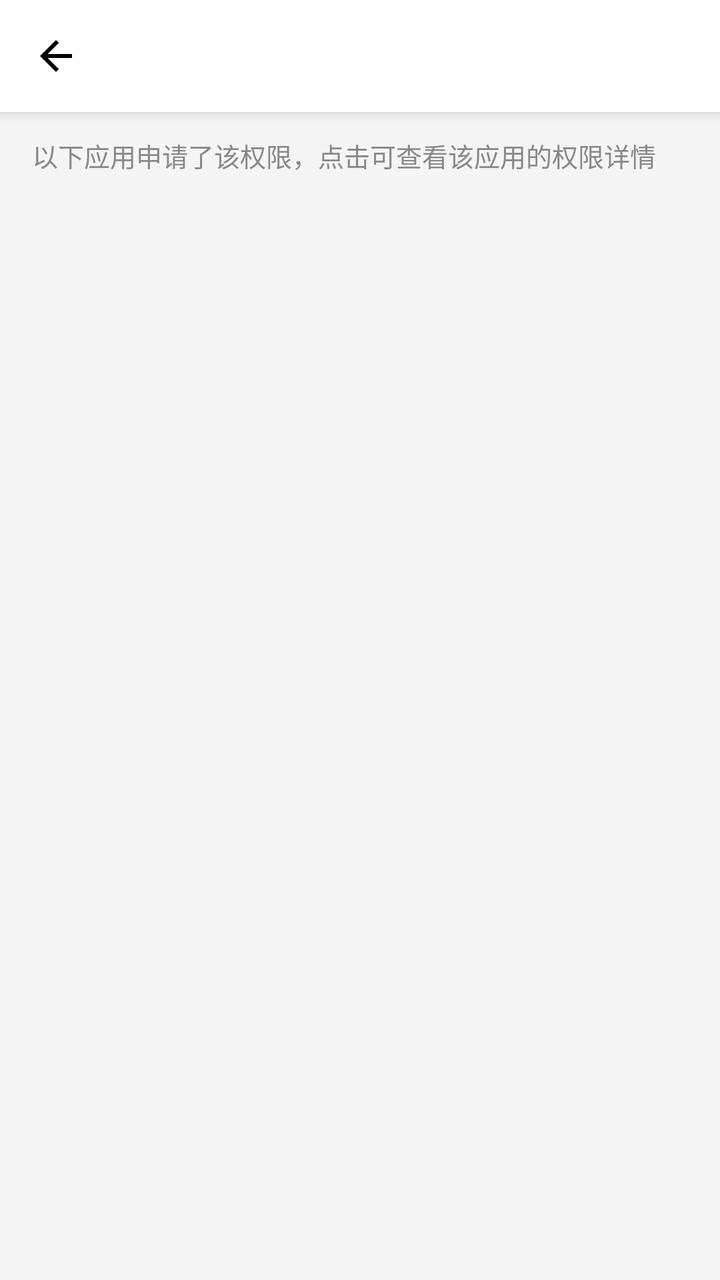
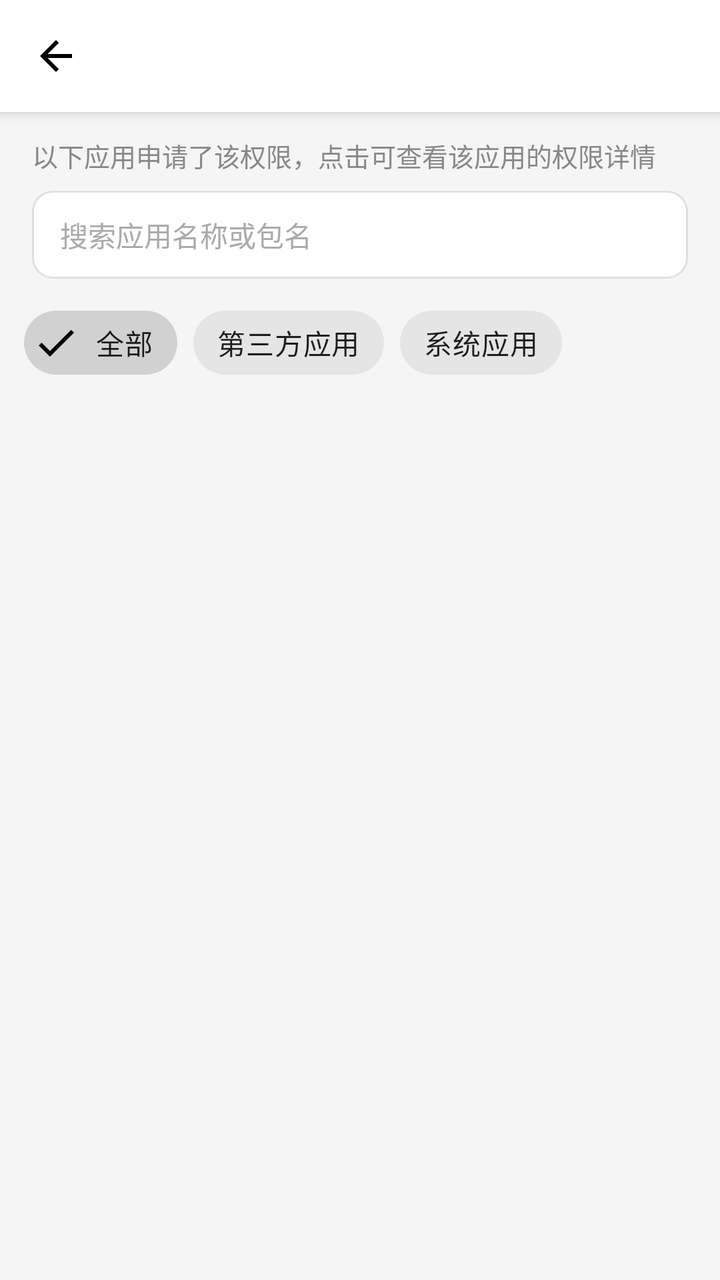

An Android layout rendered at two revisions. The XML below is the earlier revision; the diff shows what the commit changed to produce the second picture.
<!-- AndroidManifest.xml: application theme Theme.PermissionManager -->
<!-- res/layout/activity_app_list.xml -->
<?xml version="1.0" encoding="utf-8"?>
<LinearLayout
    xmlns:android="http://schemas.android.com/apk/res/android"
    xmlns:app="http://schemas.android.com/apk/res-auto"
    android:layout_width="match_parent"
    android:layout_height="match_parent"
    android:orientation="vertical"
    android:background="#F5F5F5">

    <com.google.android.material.appbar.AppBarLayout
        android:layout_width="match_parent"
        android:layout_height="wrap_content"
        android:elevation="4dp">

        <androidx.appcompat.widget.Toolbar
            android:id="@+id/toolbar"
            android:layout_width="match_parent"
            android:layout_height="?attr/actionBarSize"
            android:background="@color/white"
            app:titleTextColor="@color/black"
            app:navigationIcon="@drawable/ic_arrow_back" />

    </com.google.android.material.appbar.AppBarLayout>

    <TextView
        android:id="@+id/tvHint"
        android:layout_width="match_parent"
        android:layout_height="wrap_content"
        android:text="以下应用申请了该权限，点击可查看该应用的权限详情"
        android:textSize="13sp"
        android:textColor="#888888"
        android:paddingHorizontal="16dp"
        android:paddingTop="12dp"
        android:paddingBottom="8dp" />

    <androidx.recyclerview.widget.RecyclerView
        android:id="@+id/recyclerView"
        android:layout_width="match_parent"
        android:layout_height="0dp"
        android:layout_weight="1"
        android:paddingHorizontal="12dp"
        android:paddingBottom="12dp"
        android:clipToPadding="false" />

    <TextView
        android:id="@+id/tvEmpty"
        android:layout_width="match_parent"
        android:layout_height="0dp"
        android:layout_weight="1"
        android:gravity="center"
        android:text="没有找到申请该权限的应用"
        android:textColor="#999999"
        android:textSize="14sp"
        android:visibility="gone" />

</LinearLayout>
<!-- resources referenced by this layout -->
<resources>
  <color name="black">#FF000000</color>
  <color name="white">#FFFFFF</color>
  <!-- drawable ic_arrow_back (drawable) -->
  <?xml version="1.0" encoding="utf-8"?>
  <vector xmlns:android="http://schemas.android.com/apk/res/android"
      android:width="24dp"
      android:height="24dp"
      android:viewportWidth="24"
      android:viewportHeight="24">
      <path
          android:fillColor="#000000"
          android:pathData="M20,11H7.83l5.59,-5.59L12,4l-8,8 8,8 1.41,-1.41L7.83,13H20v-2z"/>
  </vector>
  <style name="Theme.PermissionManager" parent="Theme.MaterialComponents.DayNight.NoActionBar">
          <item name="colorPrimary">#2196F3</item>
          <item name="colorPrimaryVariant">#1565C0</item>
          <item name="colorOnPrimary">@color/white</item>
          <item name="android:statusBarColor">#FFFFFF</item>
          <item name="android:windowLightStatusBar">true</item>
      </style>
</resources>

<!-- the commit's change to res/layout/activity_app_list.xml (unified diff, before → after) -->
@@ -33,6 +33,58 @@
         android:paddingTop="12dp"
         android:paddingBottom="8dp" />
 
+    
+    <EditText
+        android:id="@+id/etSearch"
+        android:layout_width="match_parent"
+        android:layout_height="44dp"
+        android:layout_marginHorizontal="16dp"
+        android:layout_marginBottom="8dp"
+        android:background="@drawable/bg_search_box"
+        android:paddingHorizontal="14dp"
+        android:hint="搜索应用名称或包名"
+        android:textSize="14sp"
+        android:textColorHint="#AAAAAA"
+        android:inputType="text"
+        android:imeOptions="actionSearch"
+        android:maxLines="1"
+        android:singleLine="true" />
+
+    
+    <com.google.android.material.chip.ChipGroup
+        android:id="@+id/chipGroupFilter"
+        android:layout_width="match_parent"
+        android:layout_height="wrap_content"
+        android:layout_marginHorizontal="12dp"
+        android:layout_marginBottom="6dp"
+        app:singleSelection="true"
+        app:selectionRequired="true"
+        app:chipSpacingHorizontal="8dp">
+
+        <com.google.android.material.chip.Chip
+            android:id="@+id/chipAll"
+            style="@style/Widget.MaterialComponents.Chip.Filter"
+            android:layout_width="wrap_content"
+            android:layout_height="wrap_content"
+            android:checked="true"
+            android:text="全部" />
+
+        <com.google.android.material.chip.Chip
+            android:id="@+id/chipThirdParty"
+            style="@style/Widget.MaterialComponents.Chip.Filter"
+            android:layout_width="wrap_content"
+            android:layout_height="wrap_content"
+            android:text="第三方应用" />
+
+        <com.google.android.material.chip.Chip
+            android:id="@+id/chipSystem"
+            style="@style/Widget.MaterialComponents.Chip.Filter"
+            android:layout_width="wrap_content"
+            android:layout_height="wrap_content"
+            android:text="系统应用" />
+
+    </com.google.android.material.chip.ChipGroup>
+
     <androidx.recyclerview.widget.RecyclerView
         android:id="@+id/recyclerView"
         android:layout_width="match_parent"
<!-- resource entries referenced after the edit -->
@@ -2,6 +2,16 @@
 <resources>
   <color name="black">#FF000000</color>
   <color name="white">#FFFFFF</color>
+  <!-- drawable bg_search_box (drawable) -->
+  <?xml version="1.0" encoding="utf-8"?>
+  <shape xmlns:android="http://schemas.android.com/apk/res/android"
+      android:shape="rectangle">
+      <solid android:color="@color/white" />
+      <corners android:radius="10dp" />
+      <stroke
+          android:width="1dp"
+          android:color="#E0E0E0" />
+  </shape>
   <!-- drawable ic_arrow_back (drawable) -->
   <?xml version="1.0" encoding="utf-8"?>
   <vector xmlns:android="http://schemas.android.com/apk/res/android"
